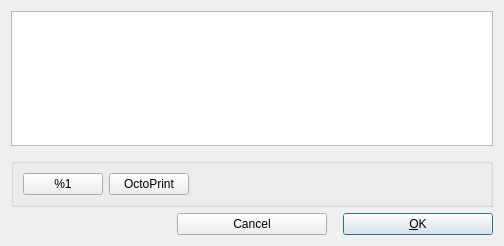
The window that src/gui/PrintInitDialog.ui (openscad/openscad) describes before a commit, drawn with Qt 5.
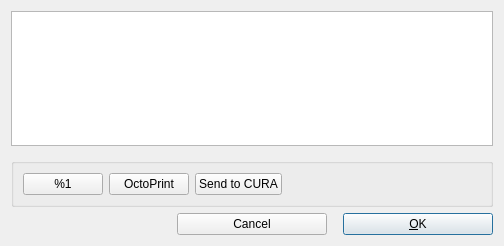
The same window after the commit.

Commit message: Add Send_to_Cura option in PrintInitDialog

Diff of the .ui file:
```diff
--- a/src/gui/PrintInitDialog.ui
+++ b/src/gui/PrintInitDialog.ui
@@ -112,6 +112,19 @@
         </property>
        </widget>
       </item>
+      <item>
+       <widget class="QPushButton" name="CuraButton">
+        <property name="text">
+         <string>Send to CURA</string>
+        </property>
+        <property name="checkable">
+         <bool>true</bool>
+        </property>
+        <property name="autoExclusive">
+         <bool>true</bool>
+        </property>
+       </widget>
+      </item>
       <item>
        <spacer name="horizontalSpacer">
         <property name="orientation">
```
The commit also changes 4 other files.
